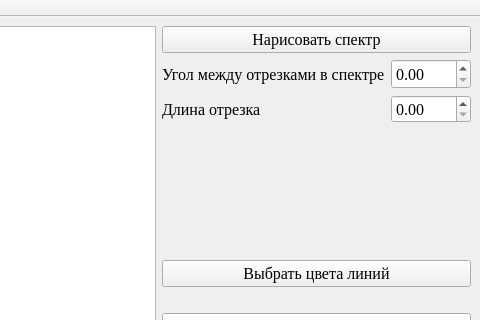
Old version of the form 2_lab/main.ui in the repository needsomesleeptd/Compgraph; both pictures show x 734 to 1214 and y 0 to 320 of the 1214 by 816 pixel window.
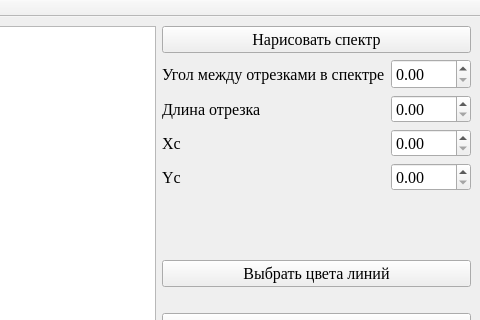
New version of the form. Custom widgets are drawn as their Qt base class.

The edit to the form file:
```diff
--- a/2_lab/main.ui
+++ b/2_lab/main.ui
@@ -105,6 +105,58 @@
             </property>
            </widget>
           </item>
+          <item row="2" column="0">
+           <widget class="QLabel" name="xcLabel">
+            <property name="font">
+             <font>
+              <family>Times New Roman</family>
+              <pointsize>12</pointsize>
+             </font>
+            </property>
+            <property name="text">
+             <string>Xc</string>
+            </property>
+           </widget>
+          </item>
+          <item row="2" column="1">
+           <widget class="QDoubleSpinBox" name="Xc">
+            <property name="font">
+             <font>
+              <family>Times New Roman</family>
+              <pointsize>12</pointsize>
+             </font>
+            </property>
+            <property name="maximum">
+             <double>1000.000000000000000</double>
+            </property>
+           </widget>
+          </item>
+          <item row="3" column="0">
+           <widget class="QLabel" name="ycLabel">
+            <property name="font">
+             <font>
+              <family>Times New Roman</family>
+              <pointsize>12</pointsize>
+             </font>
+            </property>
+            <property name="text">
+             <string>Yc</string>
+            </property>
+           </widget>
+          </item>
+          <item row="3" column="1">
+           <widget class="QDoubleSpinBox" name="Yc">
+            <property name="font">
+             <font>
+              <family>Times New Roman</family>
+              <pointsize>12</pointsize>
+             </font>
+            </property>
+            <property name="maximum">
+             <double>1000.000000000000000</double>
+            </property>
+           </widget>
+          </item>
          </layout>
         </item>
         <item>
```
Left out of the diff: 2 changed lines with no effect on the pictures.
